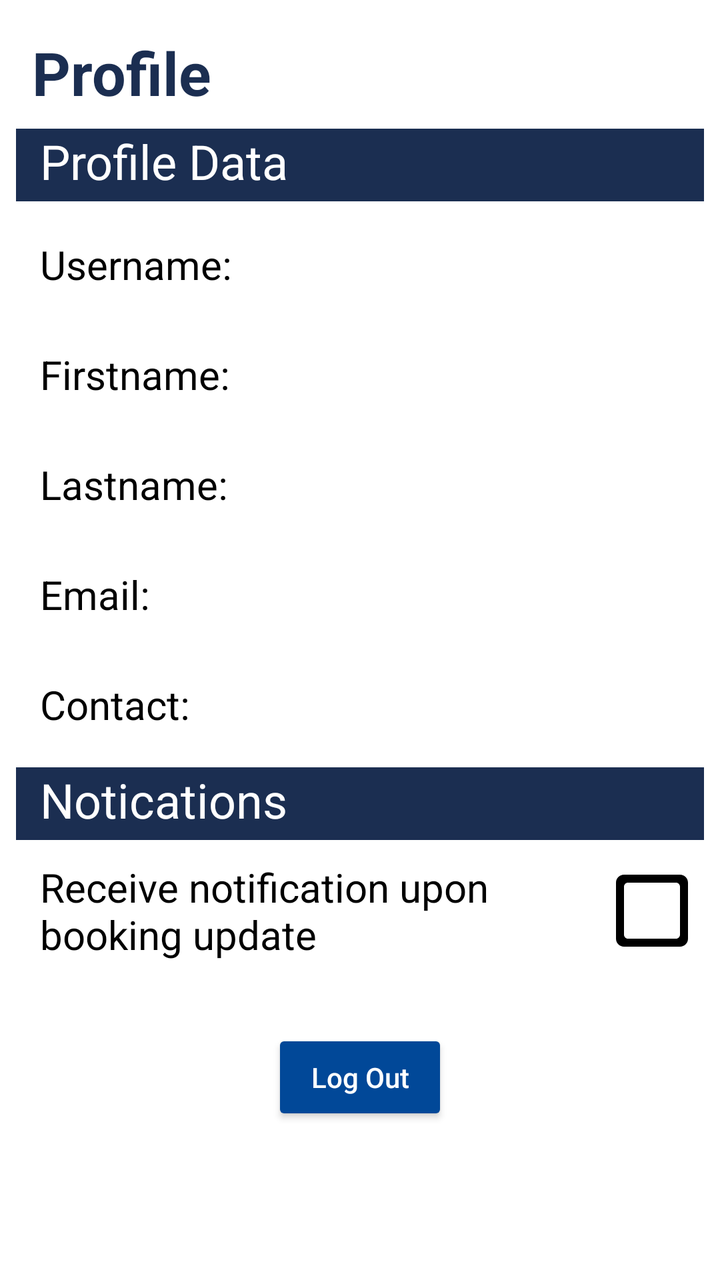
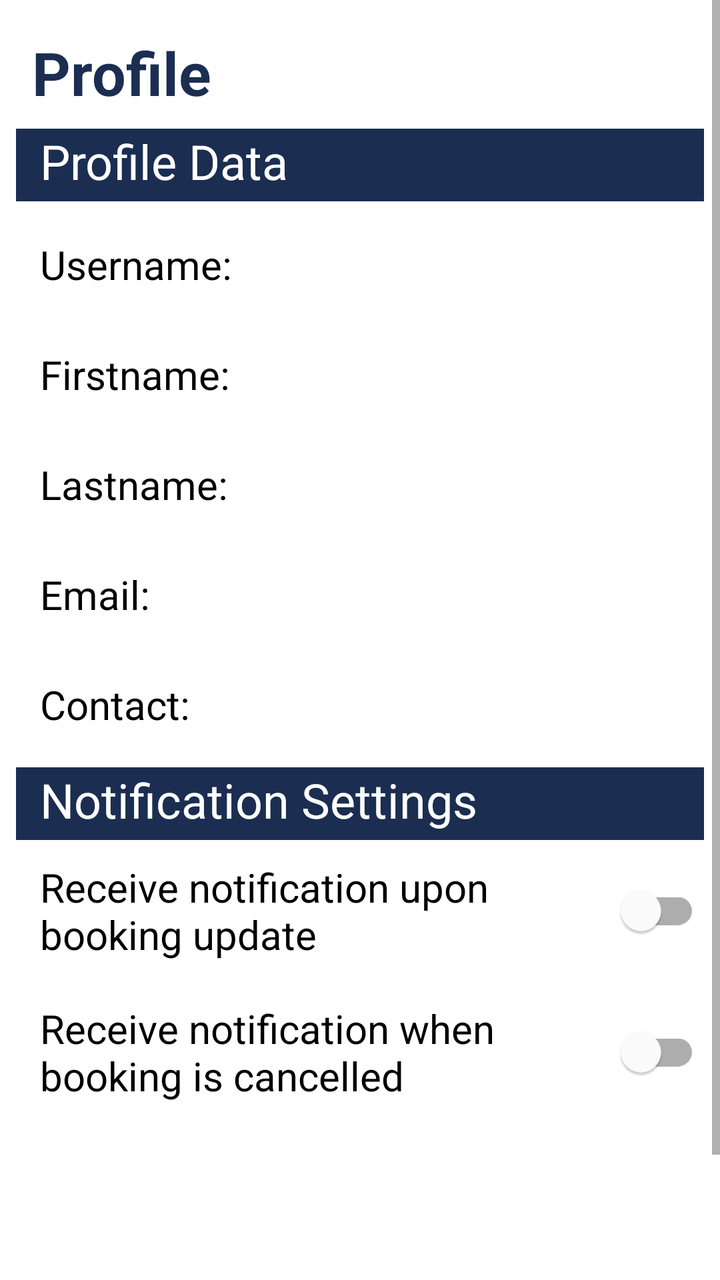

Compare the two renders of this Android layout. The source of the first and the diff that turns it into the second are given below.
<!-- AndroidManifest.xml: application theme Theme.COMP2000 -->
<!-- res/layout/fragment_profile.xml -->
<?xml version="1.0" encoding="utf-8"?>
<ScrollView
    xmlns:android="http://schemas.android.com/apk/res/android"
    xmlns:app="http://schemas.android.com/apk/res-auto"
    xmlns:tools="http://schemas.android.com/tools"
    android:layout_width="match_parent"
    android:layout_height="match_parent"
    android:background="#FFFFFF"
    android:fillViewport="true">

    <androidx.constraintlayout.widget.ConstraintLayout
        android:layout_width="match_parent"
        android:layout_height="match_parent">

        
        <TextView style="@style/PrimaryHeader"
            android:id="@+id/settings_screen_header"
            android:text="Profile"
            app:layout_constraintEnd_toEndOf="parent"
            app:layout_constraintStart_toStartOf="parent"
            app:layout_constraintTop_toTopOf="parent"/>

        
        <TextView style="@style/SecondaryHeader"
            android:id="@+id/settings_profile_header"
            android:text="Profile Data"
            app:layout_constraintTop_toBottomOf="@id/settings_screen_header"
            app:layout_constraintStart_toStartOf="parent"
            app:layout_constraintEnd_toEndOf="parent"/>

        
        <androidx.constraintlayout.widget.ConstraintLayout
            android:id="@+id/profile_settings_box"
            android:layout_width="match_parent"
            android:layout_height="wrap_content"
            app:layout_constraintTop_toBottomOf="@id/settings_profile_header"
            app:layout_constraintStart_toStartOf="parent"
            app:layout_constraintEnd_toEndOf="parent"

            android:paddingHorizontal="10dp"
            android:layout_marginTop="8dp"
            app:layout_constrainedWidth="true">

            <TextView
                android:id="@+id/username"
                style="@style/SettingsText"
                android:text="Username:"
                app:layout_constraintTop_toTopOf="parent"
                app:layout_constraintStart_toStartOf="parent"/>

            <TextView
                android:id="@+id/firstname"
                style="@style/SettingsText"
                android:text="Firstname:"
                app:layout_constraintTop_toBottomOf="@id/username"
                app:layout_constraintStart_toStartOf="parent"
                android:layout_marginTop="8dp"/>

            <TextView
                android:id="@+id/lastname"
                style="@style/SettingsText"
                android:text="Lastname:"
                app:layout_constraintTop_toBottomOf="@id/firstname"
                app:layout_constraintStart_toStartOf="parent"
                android:layout_marginTop="8dp"/>

            <TextView
                android:id="@+id/email"
                style="@style/SettingsText"
                android:text="Email:"
                app:layout_constraintTop_toBottomOf="@id/lastname"
                app:layout_constraintStart_toStartOf="parent"
                android:layout_marginTop="8dp"/>

            <TextView
                android:id="@+id/contact"
                style="@style/SettingsText"
                android:text="Contact:"
                app:layout_constraintTop_toBottomOf="@id/email"
                app:layout_constraintStart_toStartOf="parent"
                android:layout_marginTop="8dp"/>
        </androidx.constraintlayout.widget.ConstraintLayout>

        
        <TextView style="@style/SecondaryHeader"
            android:id="@+id/settings_notifications_header"
            android:text="Notications"
            app:layout_constraintTop_toBottomOf="@id/profile_settings_box"
            app:layout_constraintStart_toStartOf="parent"
            app:layout_constraintEnd_toEndOf="parent"
            android:layout_marginTop="8dp"/>

        
        <androidx.constraintlayout.widget.ConstraintLayout
            android:id="@+id/notification_setting_row"
            android:layout_width="match_parent"
            android:layout_height="wrap_content"
            app:layout_constraintTop_toBottomOf="@id/settings_notifications_header"
            app:layout_constraintStart_toStartOf="parent"
            app:layout_constraintEnd_toEndOf="parent"
            android:paddingHorizontal="10dp"
            app:layout_constrainedWidth="true">

            
            <TextView style="@style/SettingsText"
                android:id="@+id/notification_setting_text1"
                android:text="Receive notification upon booking update"
                app:layout_constraintEnd_toStartOf="@id/notification_setting_toggle"
                app:layout_constraintStart_toStartOf="parent"
                app:layout_constraintTop_toTopOf="parent"
                app:layout_constraintBottom_toBottomOf="parent"/>

            
            <ImageView style="@style/Icon"
                android:id="@+id/notification_setting_toggle"
                android:contentDescription="On/off toggle"
                android:hint="Toggle setting"
                android:src="@drawable/round_check_box_outline_blank_24"
                app:layout_constraintEnd_toEndOf="parent"
                app:layout_constraintTop_toTopOf="parent"
                app:layout_constraintBottom_toBottomOf="parent"/>
        </androidx.constraintlayout.widget.ConstraintLayout>

        <Button
            android:id="@+id/log_out"
            style="@style/PrimaryButton"
            android:layout_width="wrap_content"
            android:layout_height="wrap_content"
            android:layout_marginTop="24dp"
            android:text="Log Out"
            app:layout_constraintTop_toBottomOf="@id/notification_setting_row"
            app:layout_constraintStart_toStartOf="parent"
            app:layout_constraintEnd_toEndOf="parent" />
    </androidx.constraintlayout.widget.ConstraintLayout>
</ScrollView>
<!-- resources referenced by this layout -->
<resources>
  <!-- drawable round_check_box_outline_blank_24 (drawable) -->
  <vector xmlns:android="http://schemas.android.com/apk/res/android" android:height="24dp" android:tint="#000000" android:viewportHeight="24" android:viewportWidth="24" android:width="24dp">
        
      <path android:fillColor="@android:color/white" android:pathData="M18,19L6,19c-0.55,0 -1,-0.45 -1,-1L5,6c0,-0.55 0.45,-1 1,-1h12c0.55,0 1,0.45 1,1v12c0,0.55 -0.45,1 -1,1zM19,3L5,3c-1.1,0 -2,0.9 -2,2v14c0,1.1 0.9,2 2,2h14c1.1,0 2,-0.9 2,-2L21,5c0,-1.1 -0.9,-2 -2,-2z"/>
      
  </vector>
  <style name="Icon">
          <item name="android:layout_width">48dp</item>
          <item name="android:layout_height">48dp</item>
          <item name="android:clickable">true</item>
          <item name="android:layout_gravity">center</item>
      </style>
  <style name="PrimaryButton">
          <item name="android:backgroundTint">@color/blue</item>
          <item name="android:textColor">@color/white</item>
          <item name="android:textAllCaps">false</item>
          <item name="android:layout_marginHorizontal">10dp</item>
      </style>
  <style name="PrimaryHeader">
          <item name="android:textSize">30sp</item>
          <item name="android:textStyle">bold</item>
          <item name="android:textColor">@color/navy</item>
          <item name="android:paddingBottom">8dp</item>
          <item name="android:layout_width">match_parent</item>
          <item name="android:layout_height">wrap_content</item>
          <item name="android:layout_margin">16dp</item>
      </style>
  <style name="SecondaryHeader">
          <item name="android:background">@color/navy</item>
          <item name="android:textColor">@color/white</item>
          <item name="android:textSize">24sp</item>
          <item name="android:layout_marginBottom">8dp</item>
          <item name="android:layout_marginHorizontal">8dp</item>
          <item name="android:paddingHorizontal">12dp</item>
          <item name="android:paddingBottom">4dp</item>
          <item name="android:layout_width">match_parent</item>
          <item name="android:layout_height">wrap_content</item>
      </style>
  <style name="SettingsText">
          <item name="android:layout_width">0dp</item>
          <item name="android:layout_height">wrap_content</item>
          <item name="android:layout_weight">8</item>
          <item name="android:textSize">20dp</item>
          <item name="android:textColor">@color/black</item>
          <item name="android:padding">10dp</item>
      </style>
  <style name="Theme.COMP2000" parent="Theme.MaterialComponents.DayNight.NoActionBar">
          
          <item name="colorPrimary">@color/light_blue</item>
          <item name="colorPrimaryVariant">@color/blue</item>
          <item name="colorOnPrimary">@color/white</item>
          
          <item name="colorSecondary">@color/navy</item>
          <item name="colorSecondaryVariant">@color/light_rose</item>
          <item name="colorOnSecondary">@color/black</item>
          
          <item name="android:statusBarColor">?attr/colorPrimaryVariant</item>
          
      </style>
  <color name="blue">#014898</color>
  <color name="white">#FFFFFFFF</color>
  <color name="navy">#1b2e51</color>
  <color name="black">#FF000000</color>
  <color name="light_blue">#e0ecfa</color>
  <color name="light_rose">#ece6f0</color>
</resources>

<!-- the commit's change to res/layout/fragment_profile.xml (unified diff, before → after) -->
@@ -2,7 +2,6 @@
 <ScrollView
     xmlns:android="http://schemas.android.com/apk/res/android"
     xmlns:app="http://schemas.android.com/apk/res-auto"
-    xmlns:tools="http://schemas.android.com/tools"
     android:layout_width="match_parent"
     android:layout_height="match_parent"
     android:background="#FFFFFF"
@@ -10,7 +9,7 @@
 
     <androidx.constraintlayout.widget.ConstraintLayout
         android:layout_width="match_parent"
-        android:layout_height="match_parent">
+        android:layout_height="wrap_content">
 
         
         <TextView style="@style/PrimaryHeader"
@@ -84,7 +83,7 @@
         
         <TextView style="@style/SecondaryHeader"
             android:id="@+id/settings_notifications_header"
-            android:text="Notications"
+            android:text="Notification Settings"
             app:layout_constraintTop_toBottomOf="@id/profile_settings_box"
             app:layout_constraintStart_toStartOf="parent"
             app:layout_constraintEnd_toEndOf="parent"
@@ -98,27 +97,41 @@
             app:layout_constraintTop_toBottomOf="@id/settings_notifications_header"
             app:layout_constraintStart_toStartOf="parent"
             app:layout_constraintEnd_toEndOf="parent"
-            android:paddingHorizontal="10dp"
-            app:layout_constrainedWidth="true">
+            android:paddingHorizontal="10dp">
 
-            
-            <TextView style="@style/SettingsText"
+            <TextView
                 android:id="@+id/notification_setting_text1"
+                style="@style/SettingsText"
                 android:text="Receive notification upon booking update"
-                app:layout_constraintEnd_toStartOf="@id/notification_setting_toggle"
+                app:layout_constraintTop_toTopOf="parent"
                 app:layout_constraintStart_toStartOf="parent"
-                app:layout_constraintTop_toTopOf="parent"
-                app:layout_constraintBottom_toBottomOf="parent"/>
+                app:layout_constraintEnd_toStartOf="@id/notification_switch1"
+                app:layout_constraintBottom_toTopOf="@id/notification_setting_text2" />
 
-            
-            <ImageView style="@style/Icon"
-                android:id="@+id/notification_setting_toggle"
-                android:contentDescription="On/off toggle"
-                android:hint="Toggle setting"
-                android:src="@drawable/round_check_box_outline_blank_24"
-                app:layout_constraintEnd_toEndOf="parent"
-                app:layout_constraintTop_toTopOf="parent"
-                app:layout_constraintBottom_toBottomOf="parent"/>
+            <com.google.android.material.switchmaterial.SwitchMaterial
+                android:id="@+id/notification_switch1"
+                android:layout_width="wrap_content"
+                android:layout_height="wrap_content"
+                app:layout_constraintTop_toTopOf="@id/notification_setting_text1"
+                app:layout_constraintBottom_toBottomOf="@id/notification_setting_text1"
+                app:layout_constraintEnd_toEndOf="parent"/>
+
+            <TextView
+                android:id="@+id/notification_setting_text2"
+                style="@style/SettingsText"
+                android:text="Receive notification when booking is cancelled"
+                app:layout_constraintTop_toBottomOf="@id/notification_setting_text1"
+                app:layout_constraintStart_toStartOf="parent"
+                app:layout_constraintEnd_toStartOf="@id/notification_switch2"
+                app:layout_constraintBottom_toBottomOf="parent" />
+
+            <com.google.android.material.switchmaterial.SwitchMaterial
+                android:id="@+id/notification_switch2"
+                android:layout_width="wrap_content"
+                android:layout_height="wrap_content"
+                app:layout_constraintTop_toTopOf="@id/notification_setting_text2"
+                app:layout_constraintBottom_toBottomOf="@id/notification_setting_text2"
+                app:layout_constraintEnd_toEndOf="parent"/>
         </androidx.constraintlayout.widget.ConstraintLayout>
 
         <Button
@@ -126,7 +139,7 @@
             style="@style/PrimaryButton"
             android:layout_width="wrap_content"
             android:layout_height="wrap_content"
-            android:layout_marginTop="24dp"
+            android:layout_marginTop="100dp"
             android:text="Log Out"
             app:layout_constraintTop_toBottomOf="@id/notification_setting_row"
             app:layout_constraintStart_toStartOf="parent"
<!-- resource entries referenced after the edit -->
@@ -1,17 +1,5 @@
 <!-- resources referenced by this layout -->
 <resources>
-  <!-- drawable round_check_box_outline_blank_24 (drawable) -->
-  <vector xmlns:android="http://schemas.android.com/apk/res/android" android:height="24dp" android:tint="#000000" android:viewportHeight="24" android:viewportWidth="24" android:width="24dp">
-        
-      <path android:fillColor="@android:color/white" android:pathData="M18,19L6,19c-0.55,0 -1,-0.45 -1,-1L5,6c0,-0.55 0.45,-1 1,-1h12c0.55,0 1,0.45 1,1v12c0,0.55 -0.45,1 -1,1zM19,3L5,3c-1.1,0 -2,0.9 -2,2v14c0,1.1 0.9,2 2,2h14c1.1,0 2,-0.9 2,-2L21,5c0,-1.1 -0.9,-2 -2,-2z"/>
-      
-  </vector>
-  <style name="Icon">
-          <item name="android:layout_width">48dp</item>
-          <item name="android:layout_height">48dp</item>
-          <item name="android:clickable">true</item>
-          <item name="android:layout_gravity">center</item>
-      </style>
   <style name="PrimaryButton">
           <item name="android:backgroundTint">@color/blue</item>
           <item name="android:textColor">@color/white</item>
